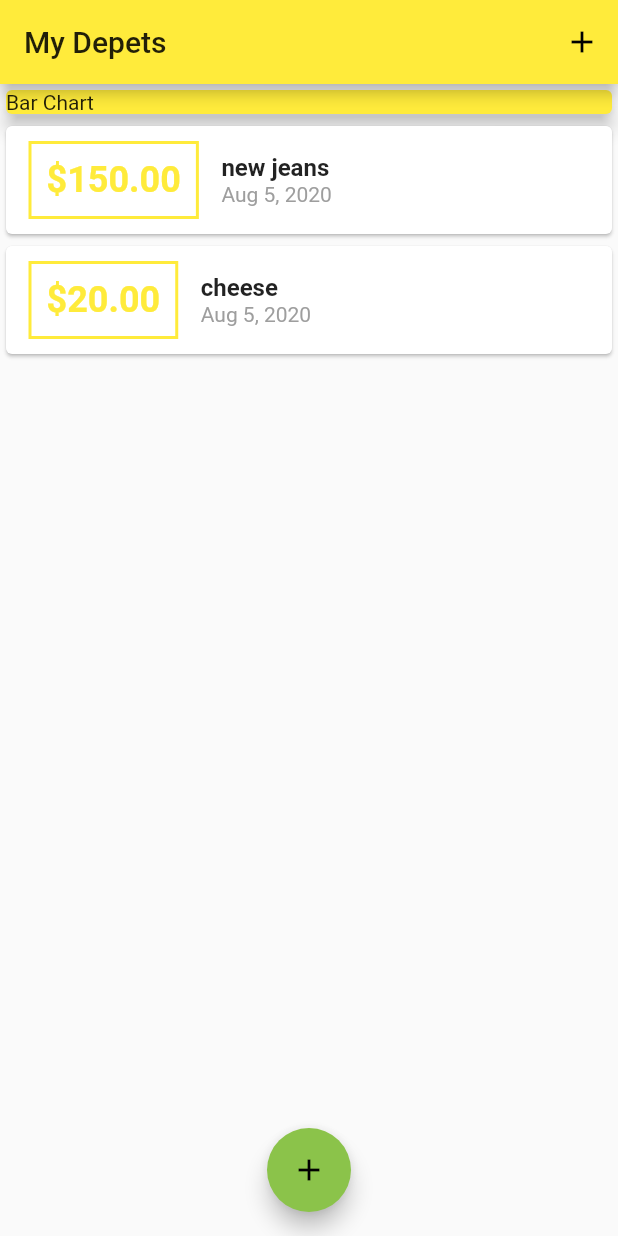
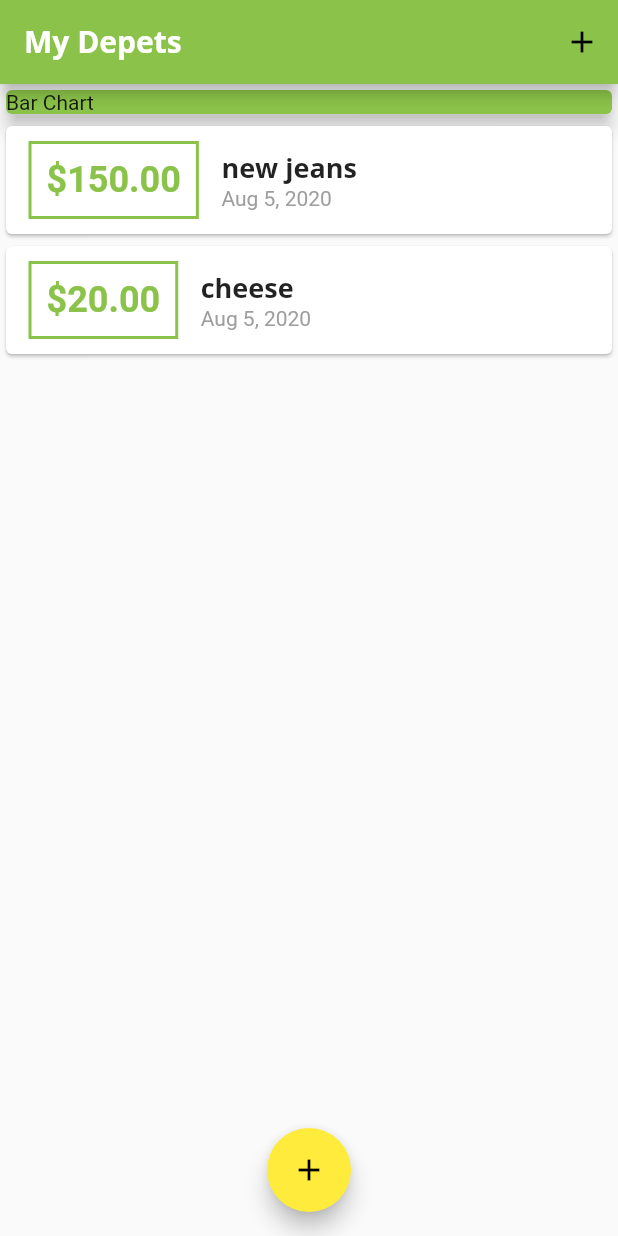
Before and after one commit to ashrafsalem/MyDept, a Flutter app: the screen it shows after launch, on a phone screen of 412 x 824 dp. Run offline on Flutter 3.47's test engine with Material 2 defaults, Android fonts, the phone set to English and light mode, and no system bars.

Commit message:
adding custom font and use it in appBar and title in transaction list

```diff
--- a/lib/main.dart
+++ b/lib/main.dart
@@ -6,14 +6,32 @@ import './models/transaction.dart';
 void main() => runApp(MyApp());
 
 class MyApp extends StatelessWidget {
+  @deprecated
   @override
   Widget build(BuildContext context) {
     return MaterialApp(
       debugShowCheckedModeBanner: false,
       title: 'My Depts App',
       theme: ThemeData(
-        primarySwatch: Colors.yellow,
-        accentColor: Colors.lightGreen,
+        primarySwatch: Colors.lightGreen,
+        accentColor: Colors.yellow,
+        fontFamily: 'Quicksand',
+        textTheme: ThemeData.light().textTheme.copyWith(
+              title: TextStyle(
+                fontFamily: 'OpenSans',
+                fontWeight: FontWeight.bold,
+                fontSize: 18,
+              ),
+            ),
+        appBarTheme: AppBarTheme(
+          textTheme: ThemeData.light().textTheme.copyWith(
+                title: TextStyle(
+                  fontFamily: 'OpenSans',
+                  fontWeight: FontWeight.bold,
+                  fontSize: 20,
+                ),
+              ),
+        ),
       ),
       home: MyHomePage(),
     );
--- a/lib/widgets/transaction_list.dart
+++ b/lib/widgets/transaction_list.dart
@@ -8,6 +8,7 @@ class TransactionList extends StatelessWidget {
 
   TransactionList({this.transactions});
 
+  @deprecated
   @override
   Widget build(BuildContext context) {
     return Container(
@@ -41,10 +42,7 @@ class TransactionList extends StatelessWidget {
                   children: <Widget>[
                     Text(
                       transactions[index].title,
-                      style: TextStyle(
-                        fontWeight: FontWeight.bold,
-                        fontSize: 16,
-                      ),
+                      style: Theme.of(context).textTheme.title,
                     ),
                     Text(
                       DateFormat.yMMMd().format(transactions[index].date),
```
Also changed, not shown: pubspec.yaml (+11 -6 lines), assets/fonts/OpenSans-Bold.ttf (added), assets/fonts/OpenSans-Regular.ttf (added), assets/fonts/Quicksand-Bold.ttf (added), assets/fonts/Quicksand-Regular.ttf (added).
